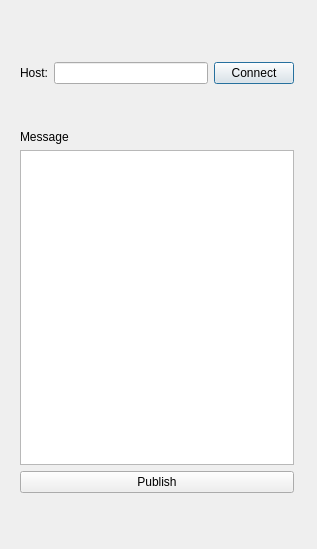
Old version of the form qt/qtmqtt/examples/mqtt/subscriptions/publishermenu.ui in the repository FSBY668/Program.
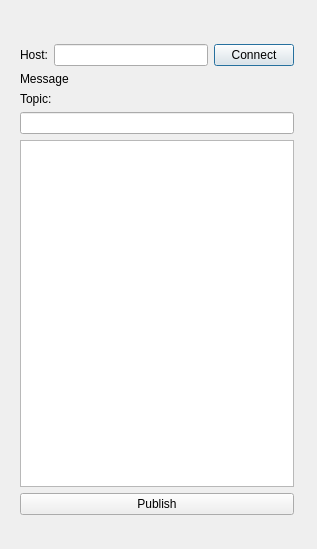
New version of the form.

Patch:
```diff
--- a/qt/qtmqtt/examples/mqtt/subscriptions/publishermenu.ui
+++ b/qt/qtmqtt/examples/mqtt/subscriptions/publishermenu.ui
@@ -17,12 +17,12 @@
    <property name="geometry">
     <rect>
      <x>20</x>
-     <y>62</y>
+     <y>44</y>
      <width>274</width>
-     <height>431</height>
+     <height>471</height>
     </rect>
    </property>
-   <layout class="QVBoxLayout" name="verticalLayout_2">
+   <layout class="QVBoxLayout" name="verticalLayout">
     <item>
      <layout class="QHBoxLayout" name="horizontalLayout">
       <item>
@@ -45,41 +45,31 @@
      </layout>
     </item>
     <item>
-     <layout class="QVBoxLayout" name="verticalLayout">
-      <item>
-       <spacer name="verticalSpacer">
-        <property name="orientation">
-         <enum>Qt::Vertical</enum>
-        </property>
-        <property name="sizeType">
-         <enum>QSizePolicy::Preferred</enum>
-        </property>
-        <property name="sizeHint" stdset="0">
-         <size>
-          <width>20</width>
-          <height>40</height>
-         </size>
-        </property>
-       </spacer>
-      </item>
-      <item>
-       <widget class="QLabel" name="label_2">
+     <widget class="QLabel" name="label_Static_Pub_Message">
         <property name="text">
          <string>Message</string>
         </property>
        </widget>
       </item>
       <item>
-       <widget class="QPlainTextEdit" name="plainTextEdit"/>
+     <widget class="QLabel" name="label_Static_Pub_Topic">
+      <property name="text">
+       <string>Topic:</string>
+      </property>
+     </widget>
       </item>
       <item>
-       <widget class="QPushButton" name="pushButton_2">
+     <widget class="QLineEdit" name="lineEdit_Pub_Topic"/>
+    </item>
+    <item>
+     <widget class="QPlainTextEdit" name="plainTextEdit_Pub_Message"/>
+    </item>
+    <item>
+     <widget class="QPushButton" name="pushButton_Pub_Publish">
         <property name="text">
          <string>Publish</string>
         </property>
        </widget>
-      </item>
-     </layout>
     </item>
    </layout>
   </widget>
```
Left out of the diff: 6 changed lines with no effect on the pictures. Lines whose indentation alone changed are shown as unchanged.
